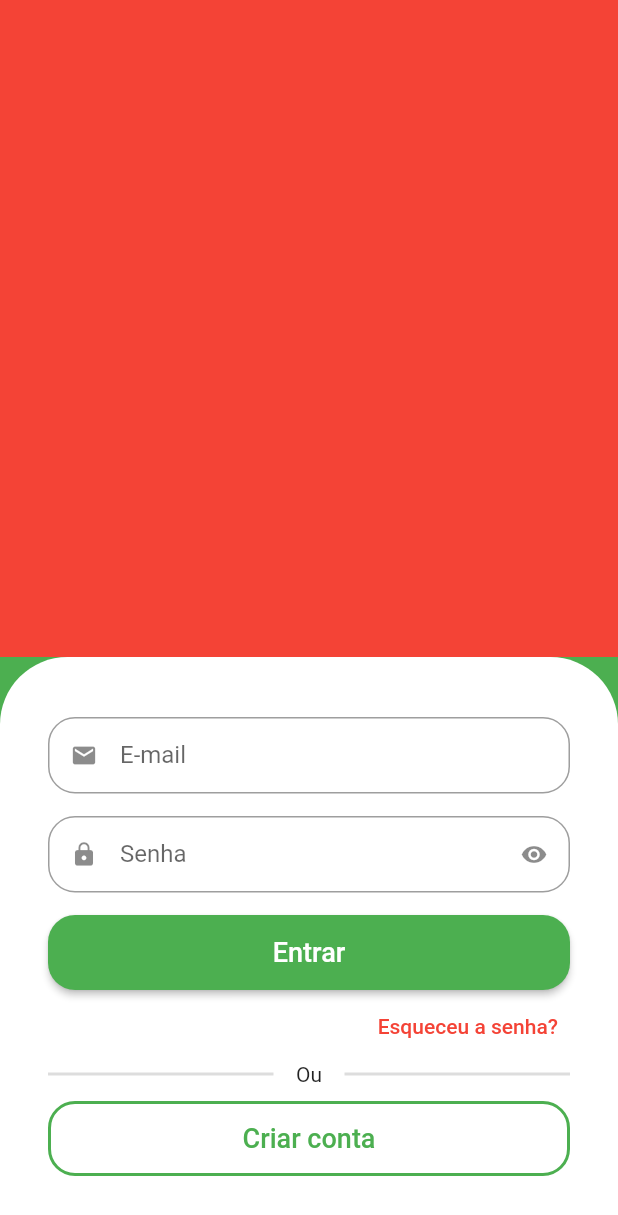
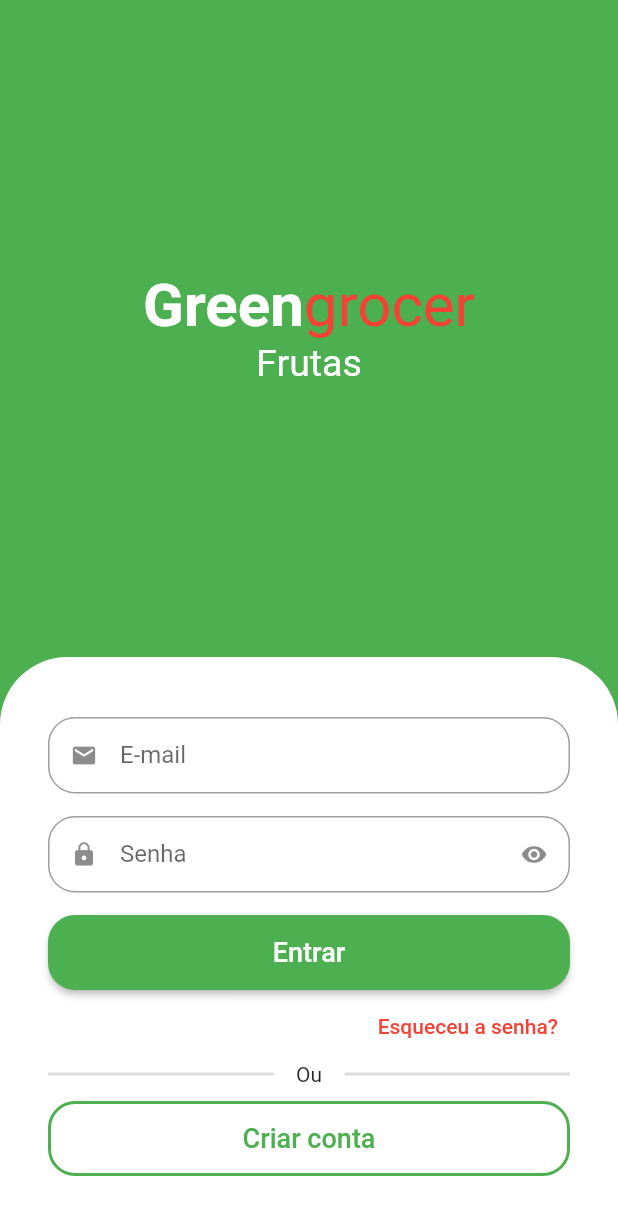
Before and after one commit to estelson/greengrocer, a Flutter app: the screen it shows after launch, on a phone screen of 412 x 824 dp. Shown: the top 1215 px of the screen. Run offline on Flutter 3.47's test engine with Material 2 defaults, Android fonts, the light colour scheme and no system bars; drawn by our look-alikes of animated_text_kit.

Commit message:
Adicionando o nome do app e configurando a animação das categorias
- Utilizando a lib "animated_text_kit: ^4.2.2" para renderizar a animação das categorias de produtos

```diff
--- a/lib/src/auth/sign_in_screen.dart
+++ b/lib/src/auth/sign_in_screen.dart
@@ -1,5 +1,6 @@
 import 'package:flutter/material.dart';
 import 'package:greengrocer/src/auth/components/custom_text_field.dart';
+import 'package:animated_text_kit/animated_text_kit.dart';
 
 class SignInScreen extends StatelessWidget {
   const SignInScreen({super.key});
@@ -9,11 +10,54 @@
     return Scaffold(
       backgroundColor: Colors.green,
       body: Column(children: [
+        // Container superior
         Expanded(
-          child: Container(
-            color: Colors.red,
+          child: Column(
+            mainAxisAlignment: MainAxisAlignment.center,
+            children: [
+              // Nome do app
+              const Text.rich(
+                TextSpan(style: TextStyle(fontSize: 40), children: [
+                  TextSpan(
+                    text: "Green",
+                    style: TextStyle(
+                      color: Colors.white,
+                      fontWeight: FontWeight.bold,
+                    ),
+                  ),
+                  TextSpan(
+                    text: "grocer",
+                    style: TextStyle(color: Colors.red),
+                  ),
+                ]),
+              ),
+
+              // Categorias de produtos
+              SizedBox(
+                height: 30,
+                child: DefaultTextStyle(
+                  style: const TextStyle(
+                    fontSize: 25,
+                  ),
+                  child: AnimatedTextKit(
+                    pause: Duration.zero,
+                    repeatForever: true,
+                    animatedTexts: [
+                      FadeAnimatedText("Frutas"),
+                      FadeAnimatedText("Verduras"),
+                      FadeAnimatedText("Legumes"),
+                      FadeAnimatedText("Carnes"),
+                      FadeAnimatedText("Cereais"),
+                      FadeAnimatedText("Laticíneos"),
+                    ],
+                  ),
+                ),
+              ),
+            ],
           ),
         ),
+
+        // Container inferior (Form de e-mail e senha e botões)
         Container(
           padding: const EdgeInsets.symmetric(
             horizontal: 32,
--- a/pubspec.yaml
+++ b/pubspec.yaml
@@ -36,6 +36,7 @@
   # The following adds the Cupertino Icons font to your application.
   # Use with the CupertinoIcons class for iOS style icons.
   cupertino_icons: ^1.0.2
+  animated_text_kit: ^4.2.2
 
 dev_dependencies:
   flutter_test:
```
Also changed, not shown: pubspec.lock.
